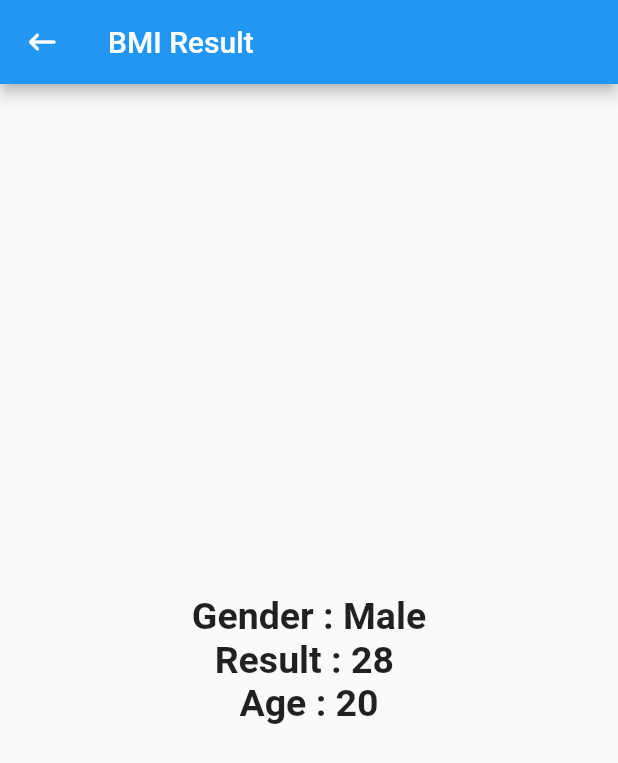
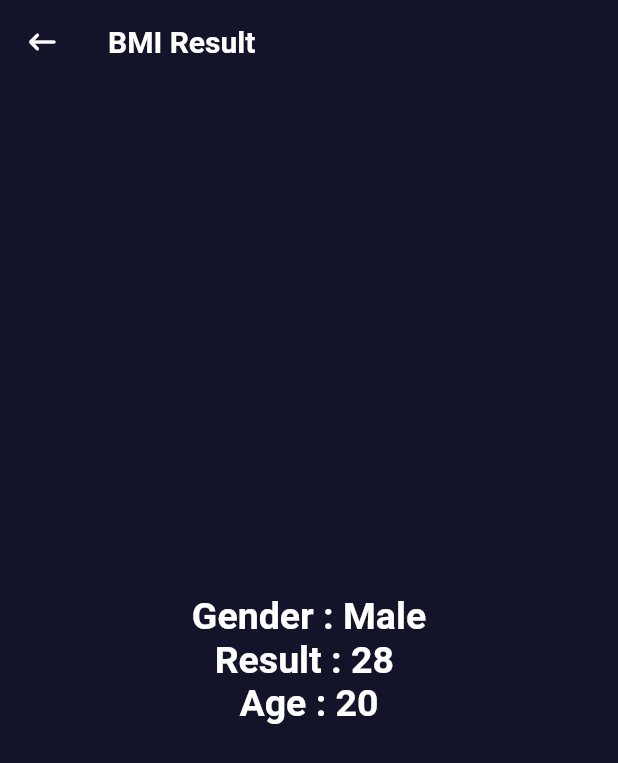
Before and after one commit to OmarrFarouk97/BMI_app, a Flutter app: the screen it shows after launch, after a tap on "Calculate", on a phone screen of 412 x 824 dp. Shown: the top 763 px of the screen. Run offline on Flutter 3.47's test engine with Material 2 defaults, Android fonts, the phone set to English and light mode, and no system bars; our stand-ins replace conditional_builder_null_safety, fluttertoast; network calls fail.

Commit message:
Update main.dart

```diff
--- a/lib/main.dart
+++ b/lib/main.dart
@@ -1,9 +1,10 @@
 import 'package:flutter/material.dart';
+import 'package:flutter/services.dart';
 
 import 'moudules/bmi_app/BMI/BMI.dart';
 
 void main() {
-  runApp( MyApp());
+  runApp(MyApp());
 }
 
 class MyApp extends StatelessWidget {
@@ -13,6 +14,73 @@ class MyApp extends StatelessWidget {
   Widget build(BuildContext context) {
     return MaterialApp(
       debugShowCheckedModeBanner: false,
+      theme: ThemeData(
+          primarySwatch: Colors.green,
+          scaffoldBackgroundColor: Colors.white,
+          appBarTheme: AppBarTheme(
+            iconTheme: IconThemeData(color: Colors.black),
+            systemOverlayStyle: SystemUiOverlayStyle(
+              statusBarColor: Colors.white,
+              statusBarIconBrightness: Brightness.dark,
+            ),
+
+            backgroundColor: Colors.white,
+            elevation: 0.0,
+            // ignore: deprecated_member_use
+            backwardsCompatibility: false,
+            titleTextStyle: TextStyle(
+                color: Colors.black,
+                fontSize: 20.0,
+                fontWeight: FontWeight.bold),
+          ),
+          iconTheme: IconThemeData(
+            color: Colors.black45,
+          ),
+          textTheme: TextTheme(
+            bodyText1: TextStyle(fontSize: 40.0, fontWeight: FontWeight.w600),
+          ),
+          bottomNavigationBarTheme: BottomNavigationBarThemeData(
+            type: BottomNavigationBarType.fixed,
+            selectedItemColor: Color(0xff40D876),
+          )),
+      darkTheme: ThemeData(
+          hintColor: Colors.white,
+          primarySwatch: Colors.green,
+          scaffoldBackgroundColor: Color(0xff131429),
+          appBarTheme: AppBarTheme(
+            iconTheme: IconThemeData(color: Colors.white),
+            systemOverlayStyle: SystemUiOverlayStyle(
+              statusBarColor: Color(0xff131429),
+              statusBarIconBrightness: Brightness.light,
+            ),
+            backgroundColor: Color(0xff131429),
+            elevation: 0.0,
+            backwardsCompatibility: false,
+            titleTextStyle: TextStyle(
+                color: Colors.white,
+                fontSize: 20.0,
+                fontWeight: FontWeight.bold),
+          ),
+          iconTheme: IconThemeData(
+            color: Colors.white,
+          ),
+          textTheme: TextTheme(
+            bodyText1: TextStyle(
+                fontSize: 40.0,
+                fontWeight: FontWeight.w600,
+                color: Colors.white),
+            bodyText2: TextStyle(color: Colors.white),
+          ),
+          bottomNavigationBarTheme: BottomNavigationBarThemeData(
+            type: BottomNavigationBarType.fixed,
+            selectedItemColor: Color(0xff40D876),
+            unselectedItemColor: Colors.grey,
+            backgroundColor: Color(0xff131429),
+          )),
+      // themeMode: AppCubit.get(context).isDarke
+      //     ? ThemeMode.light
+      //     : ThemeMode.dark,
+      themeMode: ThemeMode.dark,
       home: BMI(),
     );
   }
```
